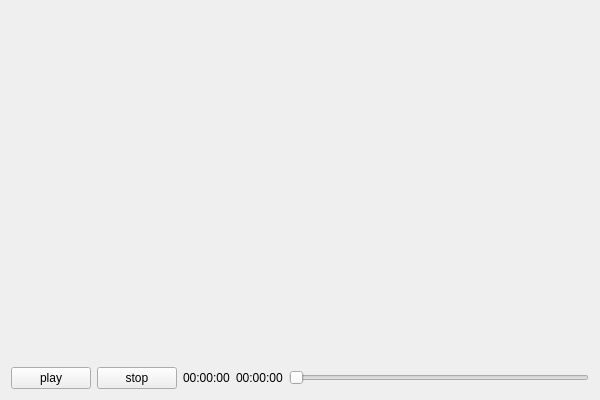
This is Src/MCVideoPlayTest/MCVideoPlayTest.ui in MochenFly/MCLab as Qt 5 draws it before an edit. The edited form follows.
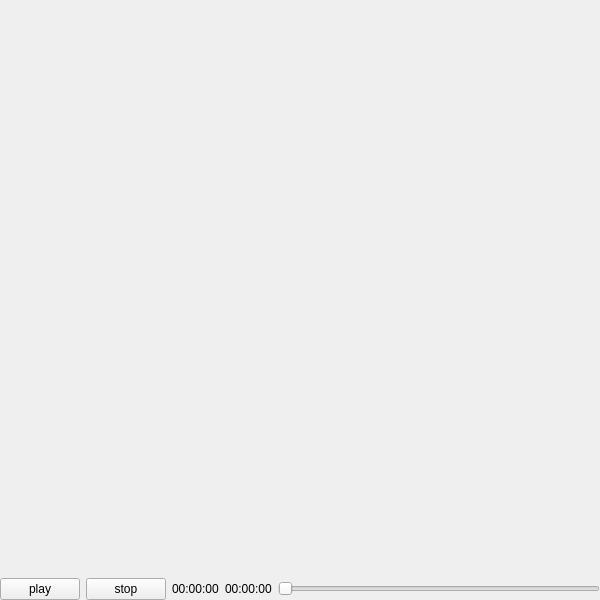
This is the edited form. Custom widgets are drawn as their Qt base class.

Commit message: feat: 添加进度条进度控制

The edit to the form file:
```diff
--- a/Src/MCVideoPlayTest/MCVideoPlayTest.ui
+++ b/Src/MCVideoPlayTest/MCVideoPlayTest.ui
@@ -7,7 +7,7 @@
     <x>0</x>
     <y>0</y>
     <width>600</width>
-    <height>400</height>
+    <height>600</height>
    </rect>
   </property>
   <property name="windowTitle">
@@ -15,6 +15,21 @@
   </property>
   <widget class="QWidget" name="centralWidget">
    <layout class="QVBoxLayout" name="verticalLayout" stretch="1,0">
+    <property name="spacing">
+     <number>0</number>
+    </property>
+    <property name="leftMargin">
+     <number>0</number>
+    </property>
+    <property name="topMargin">
+     <number>0</number>
+    </property>
+    <property name="rightMargin">
+     <number>0</number>
+    </property>
+    <property name="bottomMargin">
+     <number>0</number>
+    </property>
     <item>
      <widget class="QWidget" name="wgtVideo" native="true">
       <layout class="QHBoxLayout" name="hLayoutVideo">
@@ -64,7 +79,10 @@
        </widget>
       </item>
       <item>
-       <widget class="QSlider" name="sliderTime">
+       <widget class="MCWidget::MCSlider" name="sliderTime">
+        <property name="maximum">
+         <number>28800000</number>
+        </property>
         <property name="orientation">
          <enum>Qt::Horizontal</enum>
         </property>
@@ -76,5 +94,13 @@
   </widget>
  </widget>
  <layoutdefault spacing="6" margin="11"/>
+ <customwidgets>
+  <customwidget>
+   <class>MCWidget::MCSlider</class>
+   <extends>QSlider</extends>
+   <header>MCWidget/MCSlider.h</header>
+  </customwidget>
+ </customwidgets>
+ <resources/>
  <connections/>
 </ui>
```
The commit also changes 1 other file.
